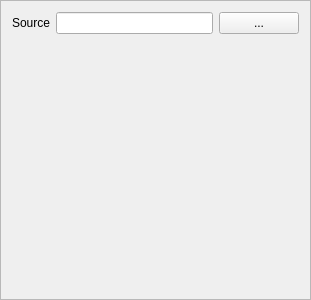
Above: qteditor/QtEditor/renderable_widget.ui from nem0/LumixEngine before the change. Below: the same form after it.
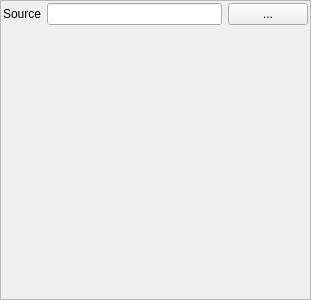
That is the form after the change.

What changed in the file:
```diff
--- a/qteditor/QtEditor/renderable_widget.ui
+++ b/qteditor/QtEditor/renderable_widget.ui
@@ -23,6 +23,18 @@
    <property name="fieldGrowthPolicy">
     <enum>QFormLayout::AllNonFixedFieldsGrow</enum>
    </property>
+   <property name="leftMargin">
+    <number>2</number>
+   </property>
+   <property name="topMargin">
+    <number>2</number>
+   </property>
+   <property name="rightMargin">
+    <number>2</number>
+   </property>
+   <property name="bottomMargin">
+    <number>2</number>
+   </property>
    <item row="1" column="0">
     <widget class="QLabel" name="label">
      <property name="text">
```
